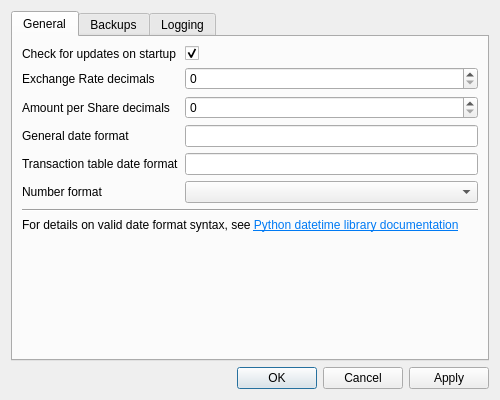
This is src/views/ui_files/forms/settings_form.ui in JakubFranek/Kapytal as Qt 5 draws it before an edit. The edited form follows.
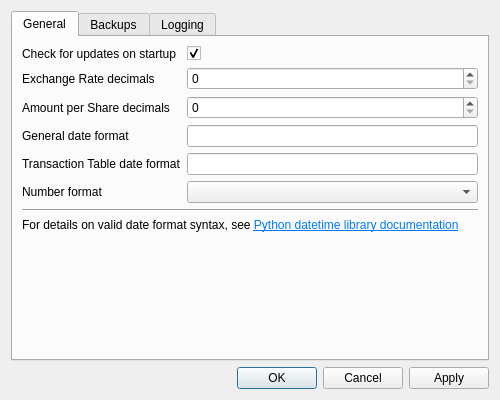
This is the edited form.

```diff
--- a/src/views/ui_files/forms/settings_form.ui
+++ b/src/views/ui_files/forms/settings_form.ui
@@ -45,7 +45,7 @@
          <item row="4" column="0">
           <widget class="QLabel" name="transactionTableDateFormatLabel">
            <property name="text">
-            <string>Transaction table date format</string>
+            <string>Transaction Table date format</string>
            </property>
           </widget>
          </item>
```
